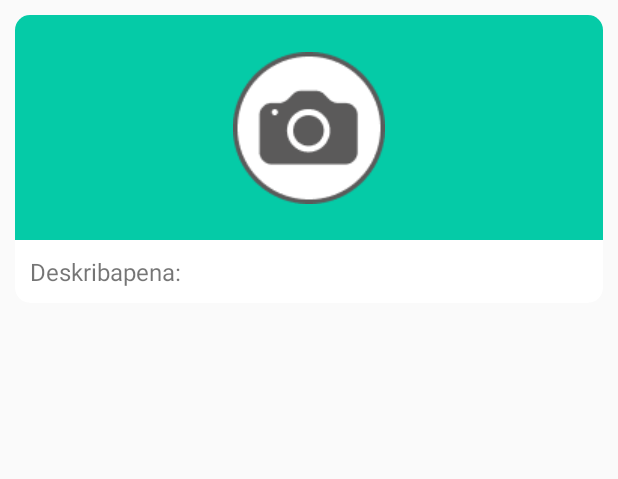
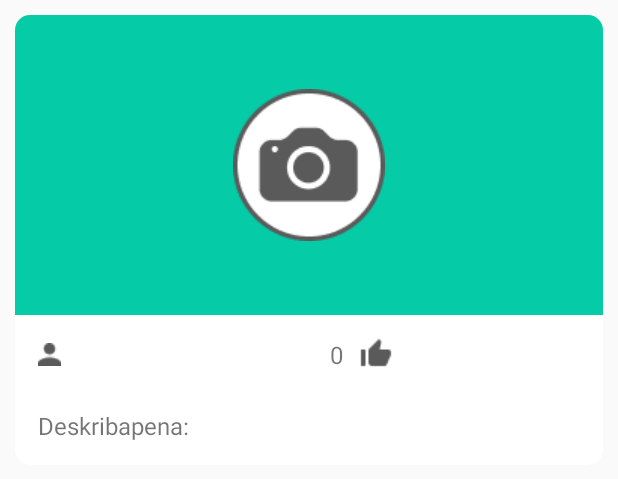
Before and after one commit to MaitaneG/ShareArt, an Android app: the layout cardview_post.xml on its own in the app's theme, with its tools: preview values and no code run, on a phone screen of 412 x 824 dp. Shown: the top 479 px of the screen. Run offline under Robolectric (Android 15) with nearby library versions, the phone set to English and light mode, and no system bars.

Commit message:
Aldaketa batzuk

```diff
--- a/ShareArt/app/src/main/java/com/example/shareart/fragments/HomeFragment.java
+++ b/ShareArt/app/src/main/java/com/example/shareart/fragments/HomeFragment.java
@@ -114,7 +114,7 @@ public class HomeFragment extends Fragment {
                         .build();
 
         // PostAdapter
-        postAdapter=new PostAdapter(options,getContext());
+        postAdapter = new PostAdapter(options, getContext());
         recyclerView.setAdapter(postAdapter);
         postAdapter.startListening();
     }
--- a/ShareArt/app/src/main/res/layout/cardview_post.xml
+++ b/ShareArt/app/src/main/res/layout/cardview_post.xml
@@ -13,18 +13,65 @@
         <ImageView
             android:id="@+id/imageViewArgitarapenaCard"
             android:layout_width="match_parent"
-            android:layout_height="150dp"
+            android:layout_height="200dp"
             android:scaleType="centerInside"
             android:src="@drawable/kamara_argazkia_igotzeko"
             android:background="@color/turquesa_claro"/>
+
+        <LinearLayout
+            android:layout_width="match_parent"
+            android:layout_height="wrap_content"
+            android:orientation="horizontal"
+            android:layout_marginTop="5dp"
+            android:gravity="center">
+
+            <ImageView
+                android:layout_width="wrap_content"
+                android:layout_height="wrap_content"
+                android:layout_marginLeft="15dp"
+                android:layout_marginRight="10dp"
+                android:src="@drawable/erabiltzaile_argitalpena"/>
+
+            <TextView
+                android:id="@+id/textViewErabiltzaileIzenaCard"
+                android:layout_width="wrap_content"
+                android:layout_height="wrap_content"
+                android:paddingVertical="10dp"
+                android:paddingHorizontal="10dp"
+                android:textSize="16sp"/>
+
+            <LinearLayout
+                android:layout_width="match_parent"
+                android:layout_height="wrap_content"
+                android:orientation="horizontal"
+                android:gravity="center">
+
+                <TextView
+                    android:id="@+id/textViewLikeCard"
+                    android:layout_width="wrap_content"
+                    android:layout_height="wrap_content"
+                    android:text="0"
+                    android:paddingVertical="10dp"
+                    android:paddingHorizontal="10dp"
+                    android:textSize="16sp"/>
+
+                <ImageView
+                    android:id="@+id/imageViewLike"
+                    android:layout_width="wrap_content"
+                    android:layout_height="wrap_content"
+                    android:src="@drawable/like_ikonoa"/>
+            </LinearLayout>
+        </LinearLayout>
+
         <TextView
             android:id="@+id/textViewDeskriptionCard"
             android:layout_width="match_parent"
             android:layout_height="wrap_content"
             android:text="Deskribapena: "
-            android:paddingVertical="10dp"
-            android:paddingHorizontal="10dp"
+            android:paddingVertical="15dp"
+            android:paddingHorizontal="15dp"
             android:textSize="16sp"/>
+
     </LinearLayout>
 
 </androidx.cardview.widget.CardView>
--- a/ShareArt/app/src/main/res/layout/fragment_perfila.xml
+++ b/ShareArt/app/src/main/res/layout/fragment_perfila.xml
@@ -61,7 +61,7 @@
                             android:layout_width="wrap_content"
                             android:layout_height="wrap_content"
                             android:layout_marginStart="5dp"
-                            android:text="Argitarapen"
+                            android:text="Argitalpen"
                             android:textColor="@color/white" />
 
                         <LinearLayout
```
Also changed, not shown: ShareArt/app/src/main/java/com/example/shareart/activities/HomeActivity.java (+31 -2 lines), ShareArt/app/src/main/java/com/example/shareart/activities/PerfilaEguneratuActivity.java (+40 -0 lines), ShareArt/app/src/main/java/com/example/shareart/activities/PostActivity.java (+14 -1 lines), ShareArt/app/src/main/java/com/example/shareart/activities/RegisterActivity.java (+10 -1 lines), ShareArt/app/src/main/java/com/example/shareart/adapters/PostAdapter.java (+37 -5 lines), ShareArt/app/src/main/res/drawable/erabiltzaile_argitalpena.png (added), ShareArt/app/src/main/res/drawable/like_ikonoa.png (added), ShareArt/app/src/main/res/drawable/like_ikonoa_azul.png (added).
